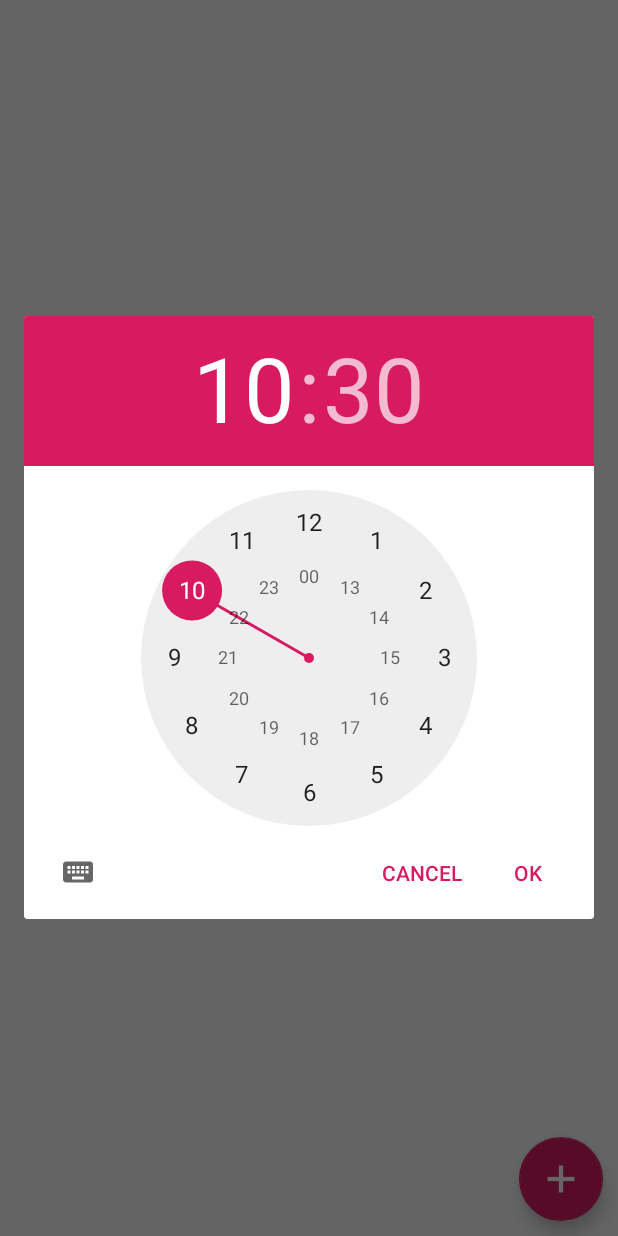
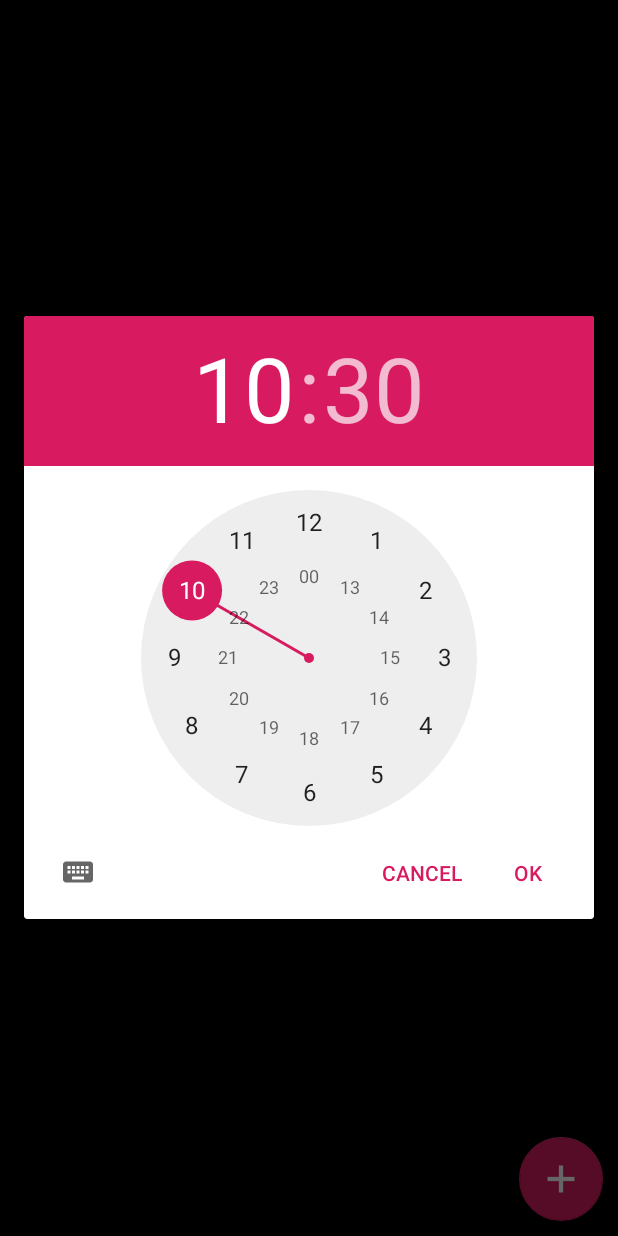
Before and after one commit to liyuanlu/XXXX, an Android app: the AlarmActivity screen opened directly, with no data from a screen before it, after a tap on an icon or button, on a phone screen of 412 x 824 dp. Run offline under Robolectric (Android 15) with nearby library versions, the phone set to English and light mode, and no system bars.

Commit message:
更新界面

```diff
--- a/app/src/main/java/com/mlly/xxalarm/note/data/NoteAdapter.java
+++ b/app/src/main/java/com/mlly/xxalarm/note/data/NoteAdapter.java
@@ -7,8 +7,9 @@ import android.view.LayoutInflater;
 import android.view.View;
 import android.view.ViewGroup;
 import android.widget.TextView;
+import com.mlly.xxalarm.R;
 import com.mlly.xxalarm.note.NoteInfo;
-import com.mlly.xxalarm.R;
+
 import java.util.ArrayList;
 import java.util.Objects;
 
--- a/app/src/main/res/layout/layout_alarm.xml
+++ b/app/src/main/res/layout/layout_alarm.xml
@@ -2,6 +2,7 @@
 <FrameLayout android:layout_width="match_parent"
     android:layout_height="match_parent"
     android:orientation="vertical"
+    android:background="@color/black"
     xmlns:android="http://schemas.android.com/apk/res/android" >
     <android.support.v7.widget.RecyclerView xmlns:android="http://schemas.android.com/apk/res/android"
         android:layout_width="match_parent" android:layout_height="match_parent"
```
Also changed, not shown: app/src/main/java/com/mlly/xxalarm/main/MainActivity.java (+8 -0 lines), app/src/main/res/drawable/alarm.png (added), app/src/main/res/drawable/setting.png (added).
